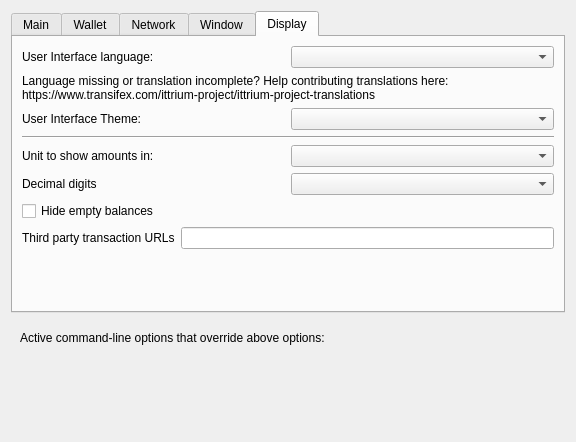
This is src/qt/forms/optionsdialog.ui in IttriumCore/ittrium as Qt 5 draws it before an edit. The edited form follows.
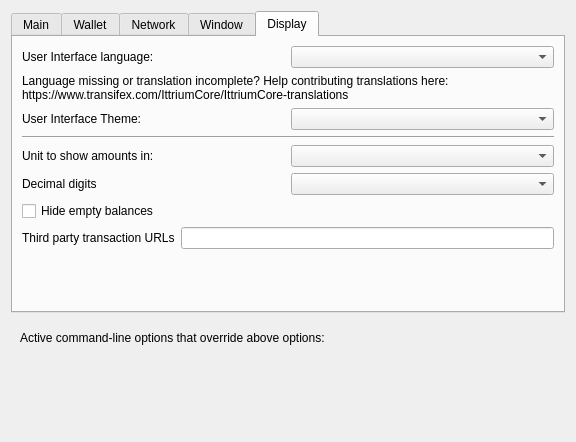
This is the edited form. The open tabs and pages were chosen to show the change. Custom widgets are drawn as their Qt base class.

Patch:
```diff
--- a/src/qt/forms/optionsdialog.ui
+++ b/src/qt/forms/optionsdialog.ui
@@ -480,7 +480,7 @@
          </property>
          <property name="text">
           <string>Language missing or translation incomplete? Help contributing translations here:
-https://www.transifex.com/ittrium-project/ittrium-project-translations</string>
+https://www.transifex.com/IttriumCore/IttriumCore-translations</string>
          </property>
          <property name="wordWrap">
           <bool>true</bool>
```
